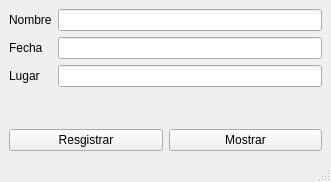
RedopVago/EjerciciosPython3, file formapersona.ui: the form before one commit.
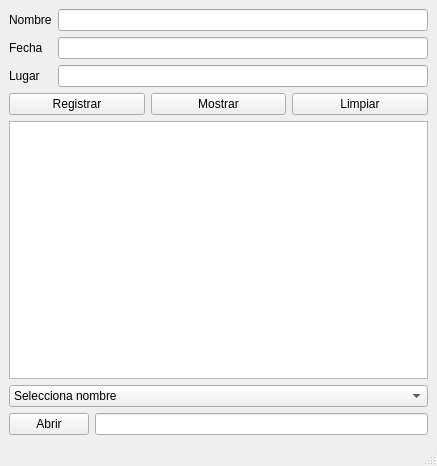
The form after the commit.

Diff of the .ui file:
```diff
--- a/formapersona.ui
+++ b/formapersona.ui
@@ -6,8 +6,8 @@
    <rect>
     <x>0</x>
     <y>0</y>
-    <width>331</width>
-    <height>182</height>
+    <width>437</width>
+    <height>466</height>
    </rect>
   </property>
   <property name="windowTitle">
@@ -54,7 +54,7 @@
       <item>
        <widget class="QPushButton" name="Registro">
         <property name="text">
-         <string>Resgistrar</string>
+         <string>Registrar</string>
         </property>
        </widget>
       </item>
@@ -65,6 +65,39 @@
         </property>
        </widget>
       </item>
+      <item>
+       <widget class="QPushButton" name="limpiar">
+        <property name="text">
+         <string>Limpiar</string>
+        </property>
+       </widget>
+      </item>
+     </layout>
+    </item>
+    <item>
+     <widget class="QTextEdit" name="cuadro"/>
+    </item>
+    <item>
+     <widget class="QComboBox" name="selectnombre">
+      <item>
+       <property name="text">
+        <string>Selecciona nombre</string>
+       </property>
+      </item>
+     </widget>
+    </item>
+    <item>
+     <layout class="QHBoxLayout" name="horizontalLayout">
+      <item>
+       <widget class="QPushButton" name="abrirB">
+        <property name="text">
+         <string>Abrir</string>
+        </property>
+       </widget>
+      </item>
+      <item>
+       <widget class="QLineEdit" name="nombrearchivoLE"/>
+      </item>
      </layout>
     </item>
    </layout>
```
Left out of the diff: 4 changed lines with no effect on the pictures.
